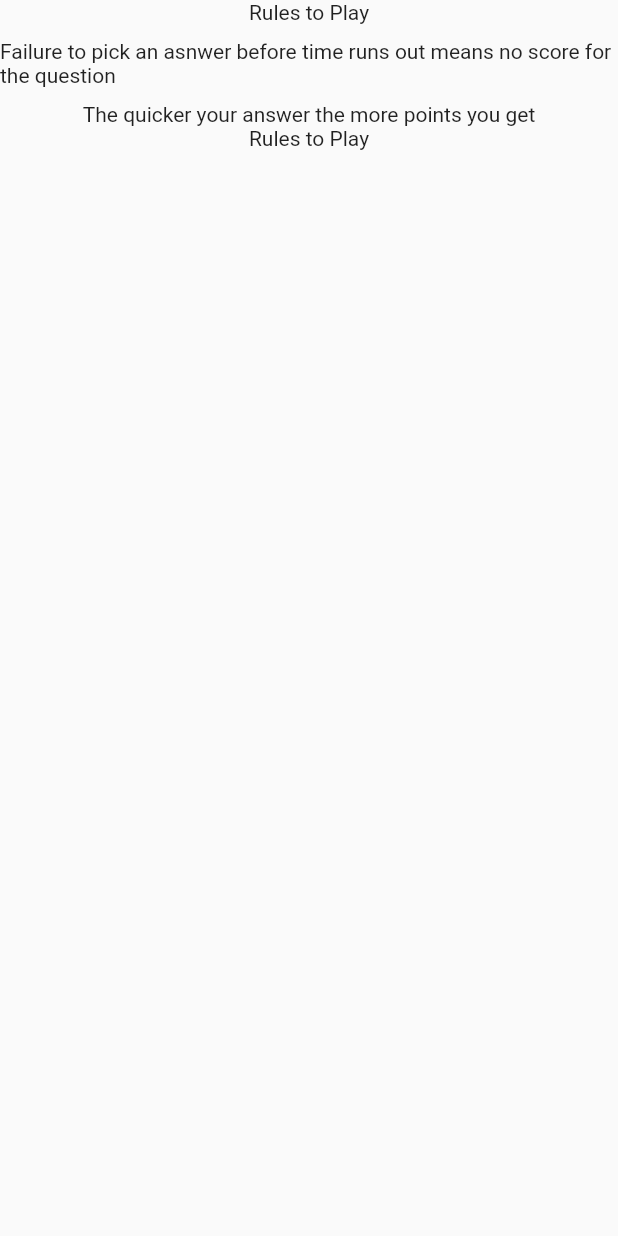
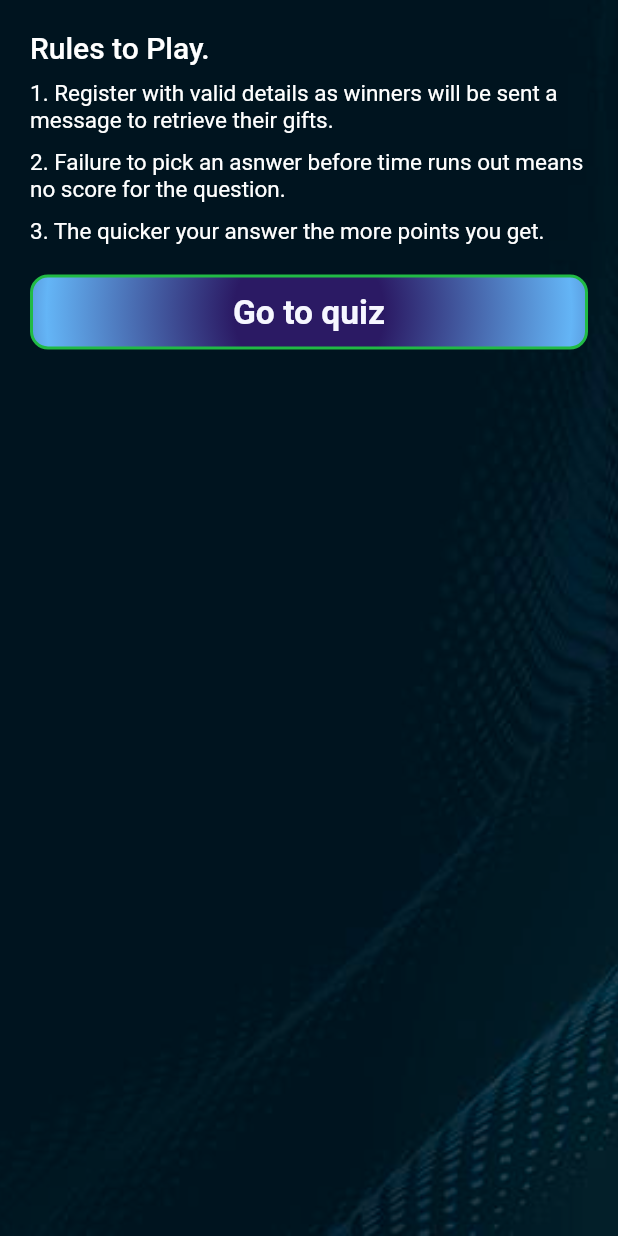
Before and after one commit to Captured-Heart/kochure_quiz_app, a Flutter app: the QuizRules screen opened directly, on a phone screen of 412 x 824 dp. Run offline on Flutter 3.47's test engine with Material 2 defaults, Android fonts, the phone set to English and light mode, and no system bars; our stand-ins replace animated_text_kit, cloud_firestore, confetti, device_preview, firebase_auth, firebase_core and 5 more; accounts and stored records are empty.

Commit message:
Updated quiz_rules.dart

```diff
--- a/lib/QuizScreen/views/quiz_rules.dart
+++ b/lib/QuizScreen/views/quiz_rules.dart
@@ -1,25 +1,38 @@
 import 'package:flutter/material.dart';
+import 'package:kochure_quiz_app/app.dart';
 
 class QuizRules extends StatelessWidget {
   const QuizRules({Key? key}) : super(key: key);
 
   @override
   Widget build(BuildContext context) {
-    return Container(
-      decoration: const BoxDecoration(
-        borderRadius: BorderRadius.all(Radius.circular(15)),
-      ),
-      child: Column(
-        children: const [
-          Text('Rules to Play'),
-          SizedBox(height: 10,),
-          Text("Failure to pick an asnwer before time runs out means no score for the question"),
-          SizedBox(height: 10,),
-          Text('The quicker your answer the more points you get'),
-          Text('Rules to Play'),
-
-
-        ],
+    final size = MediaQuery.of(context).size;
+    return Scaffold(
+      body: QuizAppBackground(
+        size: size,
+        child: Container(
+          padding: const EdgeInsets.all(20),
+          alignment: Alignment.center,
+          decoration: const BoxDecoration(
+            borderRadius: BorderRadius.all(Radius.circular(15)),
+          ),
+          child: Column(
+            crossAxisAlignment: CrossAxisAlignment.start,
+            children:  [
+              const Text('Rules to Play.', style: TextStyle(fontSize: 20, color: Colors.white, fontWeight: FontWeight.w500),),
+              const SizedBox(height: 10, ),
+              const Text('1. Register with valid details as winners will be sent a message to retrieve their gifts.', style: TextStyle(fontSize: 15, color: Colors.white),),
+              const SizedBox(height: 10,),
+              const Text("2. Failure to pick an asnwer before time runs out means no score for the question.", style: TextStyle(fontSize: 15, color: Colors.white),),
+              const SizedBox(height: 10,),
+              const Text('3. The quicker your answer the more points you get.', style: TextStyle(fontSize: 15, color: Colors.white),),
+              const SizedBox(height: 20,),
+              KochureButton(onTap: (){
+                push(context, const QuizScreenDesktop());
+              }, text: 'Go to quiz')
+            ],
+          ),
+        ),
       ),
     );
   }
```
